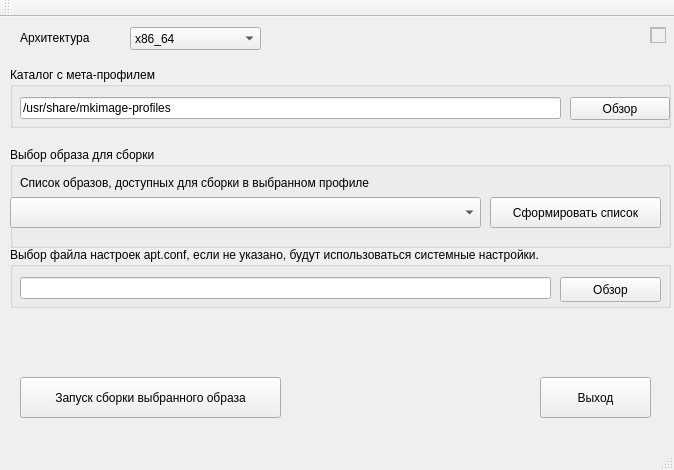
This is mainwindow.ui in 150balbes/mp-gui as Qt 5 draws it before an edit. The edited form follows.
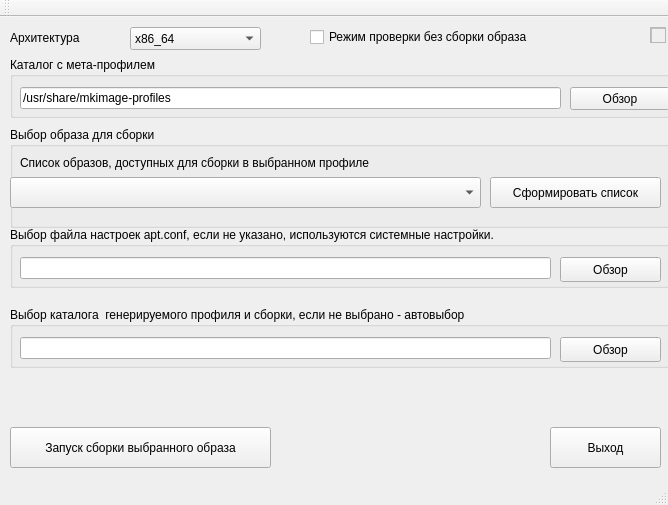
This is the edited form.

Commit message: modified:   mainwindow.cpp 	modified:   mainwindow.h 	modified:   mainwindow.ui 	modified:   mp-gui.pro.user 	modified:   rpm/mp-gui

What changed in the file:
```diff
--- a/mainwindow.ui
+++ b/mainwindow.ui
@@ -6,8 +6,8 @@
    <rect>
     <x>0</x>
     <y>0</y>
-    <width>674</width>
-    <height>470</height>
+    <width>668</width>
+    <height>505</height>
    </rect>
   </property>
   <property name="windowTitle">
@@ -17,8 +17,8 @@
    <widget class="QPushButton" name="pushButton_Exit">
     <property name="geometry">
      <rect>
-      <x>540</x>
-      <y>360</y>
+      <x>550</x>
+      <y>410</y>
       <width>111</width>
       <height>41</height>
      </rect>
@@ -30,8 +30,8 @@
    <widget class="QPushButton" name="pushButton_RunCreate">
     <property name="geometry">
      <rect>
-      <x>20</x>
-      <y>360</y>
+      <x>10</x>
+      <y>410</y>
       <width>261</width>
       <height>41</height>
      </rect>
@@ -43,7 +43,7 @@
    <widget class="QLabel" name="label_4">
     <property name="geometry">
      <rect>
-      <x>20</x>
+      <x>10</x>
       <y>10</y>
       <width>101</width>
       <height>21</height>
@@ -77,7 +77,7 @@
     <property name="geometry">
      <rect>
       <x>10</x>
-      <y>50</y>
+      <y>40</y>
       <width>661</width>
       <height>61</height>
      </rect>
@@ -119,7 +119,7 @@
     <property name="geometry">
      <rect>
       <x>10</x>
-      <y>130</y>
+      <y>110</y>
       <width>661</width>
       <height>101</height>
      </rect>
@@ -181,13 +181,13 @@
     <property name="geometry">
      <rect>
       <x>10</x>
-      <y>230</y>
+      <y>210</y>
       <width>661</width>
       <height>61</height>
      </rect>
     </property>
     <property name="title">
-     <string>Выбор файла настроек apt.conf, если не указано, будут использоваться системные настройки.</string>
+     <string>Выбор файла настроек apt.conf, если не указано, используются системные настройки.</string>
     </property>
     <widget class="QLineEdit" name="AptConf">
      <property name="geometry">
@@ -199,7 +199,7 @@
       </rect>
      </property>
      <property name="readOnly">
-      <bool>true</bool>
+      <bool>false</bool>
      </property>
     </widget>
     <widget class="QPushButton" name="pushButton_AptConf">
@@ -216,6 +216,58 @@
      </property>
     </widget>
    </widget>
+   <widget class="QGroupBox" name="groupBox_4">
+    <property name="geometry">
+     <rect>
+      <x>10</x>
+      <y>290</y>
+      <width>661</width>
+      <height>61</height>
+     </rect>
+    </property>
+    <property name="title">
+     <string>Выбор каталога  генерируемого профиля и сборки, если не выбрано - автовыбор</string>
+    </property>
+    <widget class="QPushButton" name="pushButton_BuildDir">
+     <property name="geometry">
+      <rect>
+       <x>550</x>
+       <y>30</y>
+       <width>101</width>
+       <height>25</height>
+      </rect>
+     </property>
+     <property name="text">
+      <string>Обзор</string>
+     </property>
+    </widget>
+    <widget class="QLineEdit" name="BuildDir">
+     <property name="geometry">
+      <rect>
+       <x>10</x>
+       <y>30</y>
+       <width>531</width>
+       <height>22</height>
+      </rect>
+     </property>
+     <property name="readOnly">
+      <bool>false</bool>
+     </property>
+    </widget>
+   </widget>
+   <widget class="QCheckBox" name="checkBox_Check">
+    <property name="geometry">
+     <rect>
+      <x>310</x>
+      <y>10</y>
+      <width>221</width>
+      <height>20</height>
+     </rect>
+    </property>
+    <property name="text">
+     <string>Режим проверки без сборки образа</string>
+    </property>
+   </widget>
   </widget>
   <widget class="QMenuBar" name="menuBar">
    <property name="geometry">
```
Left out of the diff: 2 changed lines with no effect on the pictures. The commit also changes 4 other files.
